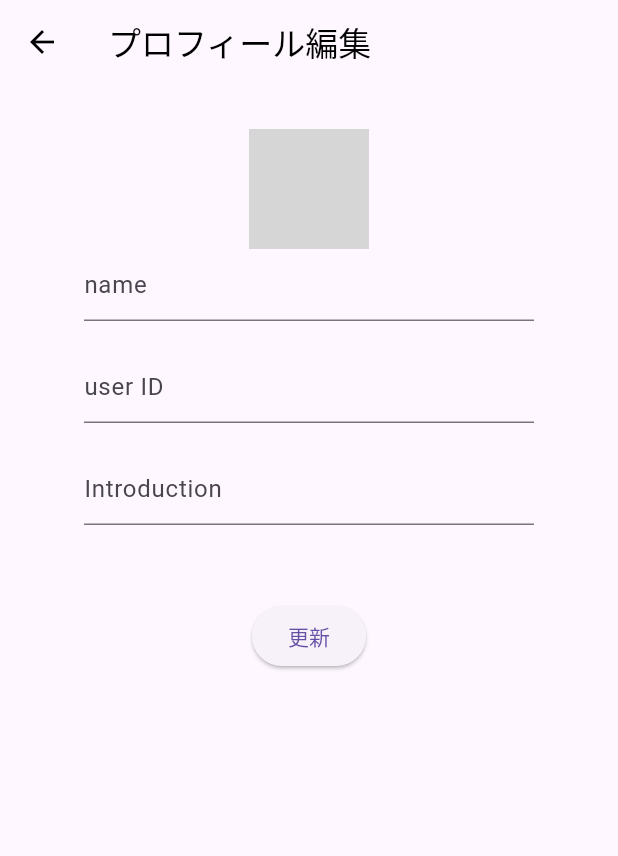
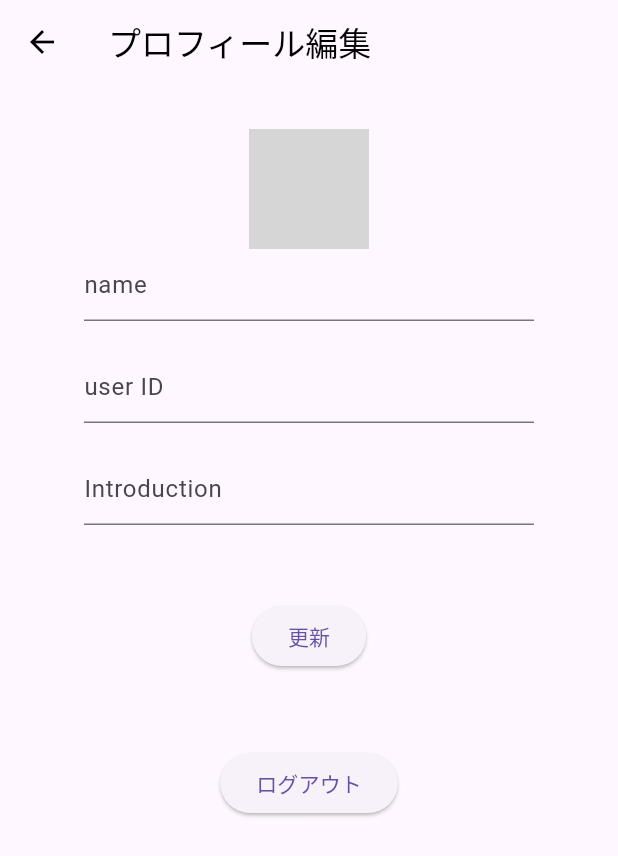
Before and after one commit to takumi3110/udemy_flutter, a Flutter app: the EditAccountPage screen opened directly, on a phone screen of 412 x 824 dp. Shown: the top 856 px of the screen. Run offline on Flutter 3.47's test engine with Material 3 defaults, Android fonts, the phone set to English and light mode, and no system bars; our stand-ins replace cloud_firestore, firebase_auth, firebase_core, firebase_storage, image_picker; accounts and stored records are empty; network calls fail; grey boxes are pictures that could not be loaded.

Commit message:
update: ログアウト処理

```diff
--- a/lib/utils/authentication.dart
+++ b/lib/utils/authentication.dart
@@ -31,4 +31,8 @@ class Authentication {
       return false;
     }
   }
+
+  static Future<void> signOut() async {
+    await _firebaseAuth.signOut();
+  }
 }
--- a/lib/view/account_page/edit_account_page.dart
+++ b/lib/view/account_page/edit_account_page.dart
@@ -7,6 +7,7 @@ import 'package:udemy/utils/authentication.dart';
 import 'package:udemy/utils/firestore/users.dart';
 import 'package:udemy/utils/functionUtils.dart';
 import 'package:udemy/utils/widget_utils.dart';
+import 'package:udemy/view/start_up/login_page.dart';
 
 class EditAccountPage extends StatefulWidget {
   const EditAccountPage({super.key});
@@ -120,7 +121,18 @@ class _EditAccountPageState extends State<EditAccountPage> {
                       }
                     }
                   },
-                  child: Text('更新')
+                  child: const Text('更新')
+              ),
+              const SizedBox(height: 50,),
+              ElevatedButton(
+                  onPressed: () {
+                    Authentication.signOut();
+                    while(Navigator.canPop(context)) {
+                      Navigator.pop(context);
+                    }
+                    Navigator.pushReplacement(context, MaterialPageRoute(builder: (context) => const LoginPage()));
+                  },
+                  child: const Text('ログアウト')
               )
             ],
           ),
--- a/lib/view/time_line/time_line_page.dart
+++ b/lib/view/time_line/time_line_page.dart
@@ -3,7 +3,6 @@ import 'package:intl/intl.dart';
 import 'package:cloud_firestore/cloud_firestore.dart';
 import 'package:udemy/utils/firestore/posts.dart';
 import 'package:udemy/utils/firestore/users.dart';
-import 'package:udemy/view/time_line/post_page.dart';
 
 import '../../model/account.dart';
 import '../../model/post.dart';
```
